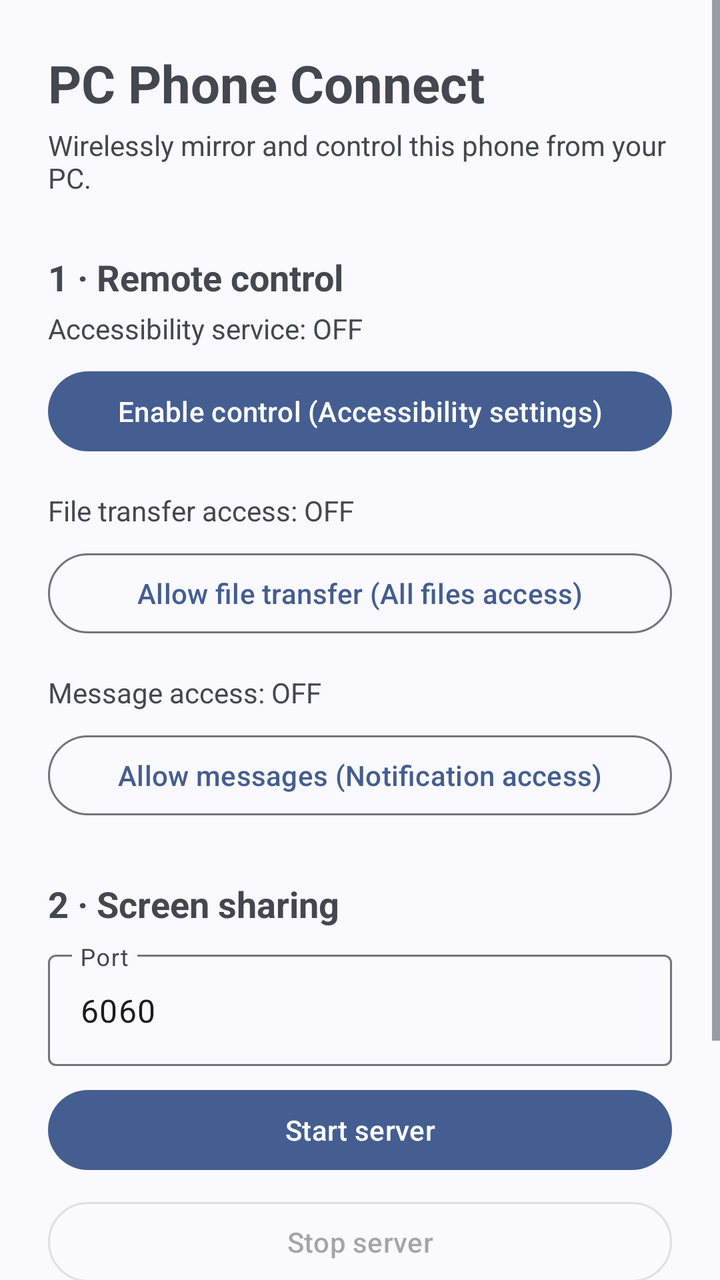
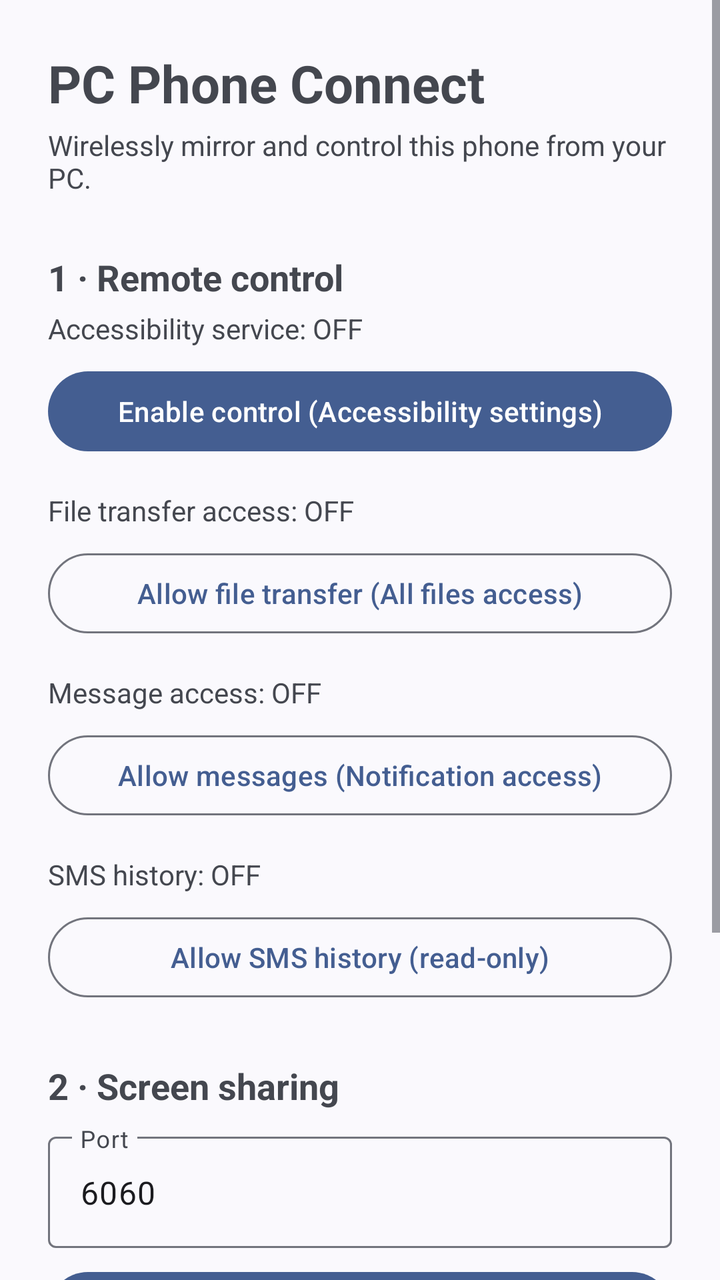

An Android layout rendered at two revisions. The XML below is the earlier revision; the diff shows what the commit changed to produce the second picture.
<!-- AndroidManifest.xml: application theme Theme.PCPhoneConnect -->
<!-- res/layout/activity_main.xml -->
<?xml version="1.0" encoding="utf-8"?>
<ScrollView xmlns:android="http://schemas.android.com/apk/res/android"
    android:layout_width="match_parent"
    android:layout_height="match_parent"
    android:fillViewport="true">

    <LinearLayout
        android:layout_width="match_parent"
        android:layout_height="wrap_content"
        android:orientation="vertical"
        android:padding="24dp">

        <TextView
            android:layout_width="wrap_content"
            android:layout_height="wrap_content"
            android:text="@string/app_name"
            android:textSize="26sp"
            android:textStyle="bold" />

        <TextView
            android:layout_width="match_parent"
            android:layout_height="wrap_content"
            android:layout_marginTop="4dp"
            android:text="Wirelessly mirror and control this phone from your PC."
            android:textSize="14sp" />

        
        <TextView
            android:layout_width="wrap_content"
            android:layout_height="wrap_content"
            android:layout_marginTop="28dp"
            android:text="1 · Remote control"
            android:textSize="18sp"
            android:textStyle="bold" />

        <TextView
            android:id="@+id/accessibilityStatus"
            android:layout_width="match_parent"
            android:layout_height="wrap_content"
            android:layout_marginTop="4dp"
            android:text="Accessibility service: OFF"
            android:textSize="14sp" />

        <com.google.android.material.button.MaterialButton
            android:id="@+id/enableAccessibilityButton"
            android:layout_width="match_parent"
            android:layout_height="wrap_content"
            android:layout_marginTop="8dp"
            android:text="Enable control (Accessibility settings)" />

        <TextView
            android:id="@+id/fileAccessStatus"
            android:layout_width="match_parent"
            android:layout_height="wrap_content"
            android:layout_marginTop="16dp"
            android:text="File transfer access: OFF"
            android:textSize="14sp" />

        <com.google.android.material.button.MaterialButton
            android:id="@+id/enableFilesButton"
            style="@style/Widget.Material3.Button.OutlinedButton"
            android:layout_width="match_parent"
            android:layout_height="wrap_content"
            android:layout_marginTop="8dp"
            android:text="Allow file transfer (All files access)" />

        <TextView
            android:id="@+id/messagesStatus"
            android:layout_width="match_parent"
            android:layout_height="wrap_content"
            android:layout_marginTop="16dp"
            android:text="Message access: OFF"
            android:textSize="14sp" />

        <com.google.android.material.button.MaterialButton
            android:id="@+id/enableMessagesButton"
            style="@style/Widget.Material3.Button.OutlinedButton"
            android:layout_width="match_parent"
            android:layout_height="wrap_content"
            android:layout_marginTop="8dp"
            android:text="Allow messages (Notification access)" />

        
        <TextView
            android:layout_width="wrap_content"
            android:layout_height="wrap_content"
            android:layout_marginTop="28dp"
            android:text="2 · Screen sharing"
            android:textSize="18sp"
            android:textStyle="bold" />

        <LinearLayout
            android:layout_width="match_parent"
            android:layout_height="wrap_content"
            android:layout_marginTop="8dp"
            android:orientation="horizontal">

            <com.google.android.material.textfield.TextInputLayout
                style="@style/Widget.Material3.TextInputLayout.OutlinedBox"
                android:layout_width="0dp"
                android:layout_height="wrap_content"
                android:layout_weight="1"
                android:hint="Port">

                <com.google.android.material.textfield.TextInputEditText
                    android:id="@+id/portInput"
                    android:layout_width="match_parent"
                    android:layout_height="wrap_content"
                    android:inputType="number"
                    android:text="6060" />
            </com.google.android.material.textfield.TextInputLayout>
        </LinearLayout>

        <com.google.android.material.button.MaterialButton
            android:id="@+id/startButton"
            android:layout_width="match_parent"
            android:layout_height="wrap_content"
            android:layout_marginTop="8dp"
            android:text="Start server" />

        <com.google.android.material.button.MaterialButton
            android:id="@+id/stopButton"
            style="@style/Widget.Material3.Button.OutlinedButton"
            android:layout_width="match_parent"
            android:layout_height="wrap_content"
            android:layout_marginTop="8dp"
            android:enabled="false"
            android:text="Stop server" />

        
        <TextView
            android:layout_width="wrap_content"
            android:layout_height="wrap_content"
            android:layout_marginTop="28dp"
            android:text="Connect from PC"
            android:textSize="18sp"
            android:textStyle="bold" />

        <TextView
            android:id="@+id/addressText"
            android:layout_width="match_parent"
            android:layout_height="wrap_content"
            android:layout_marginTop="4dp"
            android:fontFamily="monospace"
            android:text="Server stopped."
            android:textIsSelectable="true"
            android:textSize="16sp" />

        <TextView
            android:id="@+id/logText"
            android:layout_width="match_parent"
            android:layout_height="wrap_content"
            android:layout_marginTop="24dp"
            android:fontFamily="monospace"
            android:text=""
            android:textSize="12sp" />

    </LinearLayout>
</ScrollView>
<!-- resources referenced by this layout -->
<resources>
  <string name="app_name">PC Phone Connect</string>
  <style name="Theme.PCPhoneConnect" parent="Theme.Material3.DynamicColors.DayNight" />
</resources>

<!-- the commit's change to res/layout/activity_main.xml (unified diff, before → after) -->
@@ -80,6 +80,22 @@
             android:layout_marginTop="8dp"
             android:text="Allow messages (Notification access)" />
 
+        <TextView
+            android:id="@+id/smsStatus"
+            android:layout_width="match_parent"
+            android:layout_height="wrap_content"
+            android:layout_marginTop="16dp"
+            android:text="SMS history: OFF"
+            android:textSize="14sp" />
+
+        <com.google.android.material.button.MaterialButton
+            android:id="@+id/enableSmsButton"
+            style="@style/Widget.Material3.Button.OutlinedButton"
+            android:layout_width="match_parent"
+            android:layout_height="wrap_content"
+            android:layout_marginTop="8dp"
+            android:text="Allow SMS history (read-only)" />
+
         
         <TextView
             android:layout_width="wrap_content"
